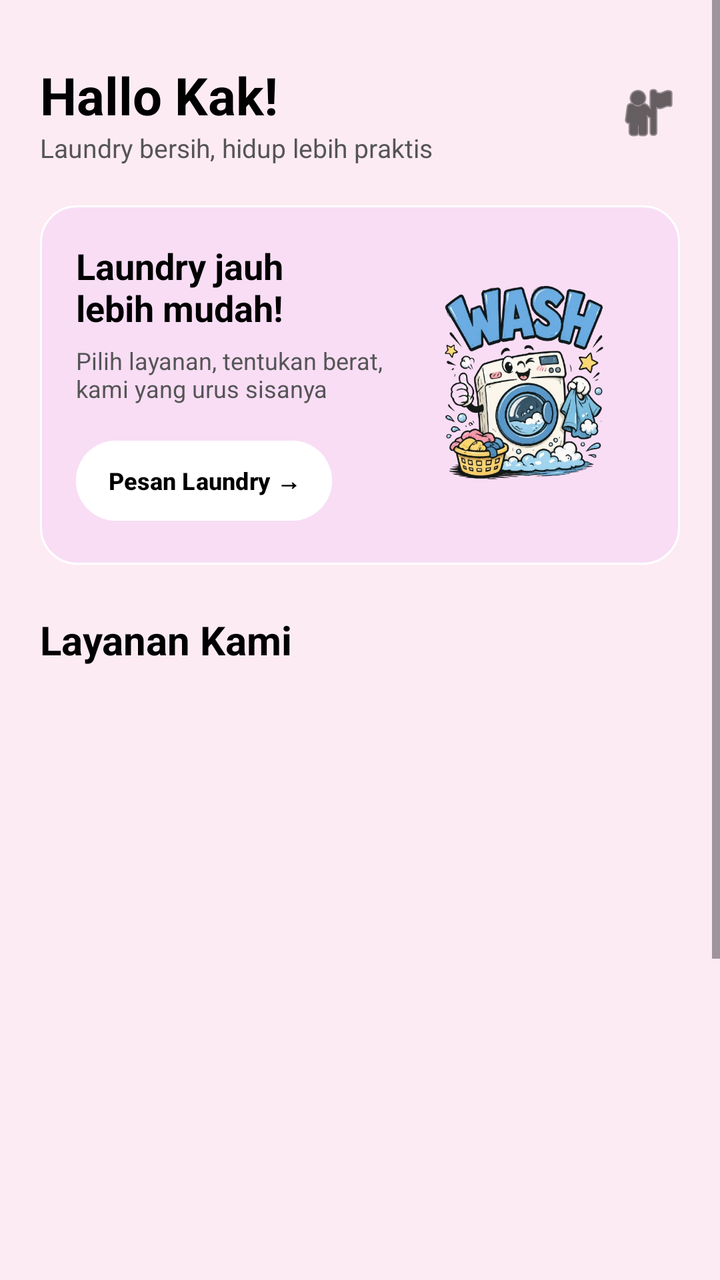
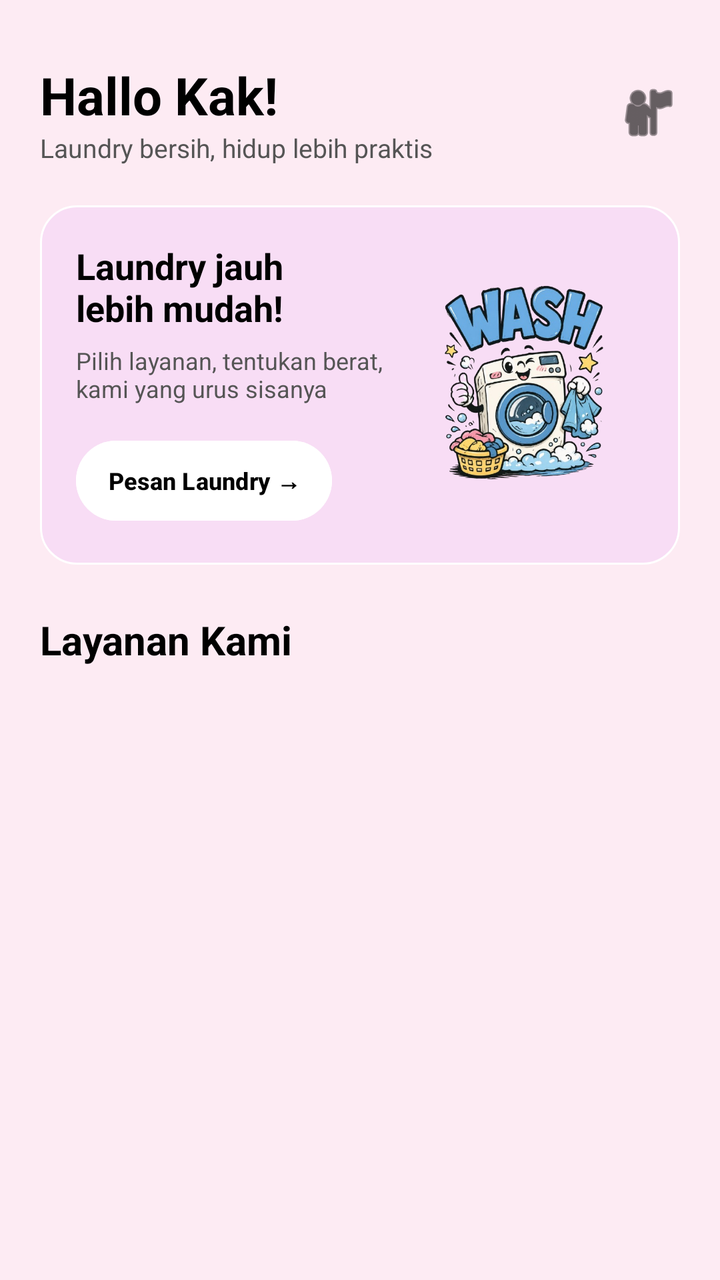

Screens rendered from an Android XML layout before and after an edit, with the pre-edit source and the edit as a unified diff.
<!-- AndroidManifest.xml: application theme Theme.Qla_Cimol -->
<!-- res/layout/fragment_home.xml -->
<?xml version="1.0" encoding="utf-8"?>
<RelativeLayout
    xmlns:android="http://schemas.android.com/apk/res/android"
    xmlns:app="http://schemas.android.com/apk/res-auto"
    android:layout_width="match_parent"
    android:layout_height="match_parent"
    android:background="#FDEBF3">

    <ScrollView
        android:layout_width="match_parent"
        android:layout_height="match_parent"
        android:fillViewport="true">

        <LinearLayout
            android:layout_width="match_parent"
            android:layout_height="wrap_content"
            android:orientation="vertical"
            android:padding="20dp">

            
            <RelativeLayout
                android:layout_width="match_parent"
                android:layout_height="wrap_content"
                android:layout_marginTop="10dp"
                android:layout_marginBottom="20dp">

                <LinearLayout
                    android:layout_width="wrap_content"
                    android:layout_height="wrap_content"
                    android:orientation="vertical"
                    android:layout_alignParentStart="true"
                    android:layout_centerVertical="true">

                    <TextView
                        android:layout_width="wrap_content"
                        android:layout_height="wrap_content"
                        android:text="Hallo Kak!"
                        android:textSize="26sp"
                        android:textStyle="bold"
                        android:textColor="#000000"/>

                    <TextView
                        android:layout_width="wrap_content"
                        android:layout_height="wrap_content"
                        android:text="Laundry bersih, hidup lebih praktis"
                        android:textSize="13sp"
                        android:textColor="#555555"/>
                </LinearLayout>

                <ImageView
                    android:layout_width="32dp"
                    android:layout_height="32dp"
                    android:src="@android:drawable/ic_menu_myplaces"
                    android:layout_alignParentEnd="true"
                    android:layout_centerVertical="true"
                    android:contentDescription="Profil Akun"
                    app:tint="#000000"/>
            </RelativeLayout>

            
            <LinearLayout
                android:layout_width="match_parent"
                android:layout_height="wrap_content"
                android:orientation="horizontal"
                android:background="@drawable/bg_card"
                android:padding="18dp"
                android:gravity="center_vertical"
                android:layout_marginBottom="24dp">

                <LinearLayout
                    android:layout_width="0dp"
                    android:layout_height="wrap_content"
                    android:layout_weight="1"
                    android:orientation="vertical">

                    <TextView
                        android:layout_width="wrap_content"
                        android:layout_height="wrap_content"
                        android:text="Laundry jauh&#10;lebih mudah!"
                        android:textSize="18sp"
                        android:textStyle="bold"
                        android:textColor="#000000"
                        android:layout_marginBottom="6dp"/>

                    <TextView
                        android:layout_width="wrap_content"
                        android:layout_height="wrap_content"
                        android:text="Pilih layanan, tentukan berat,&#10;kami yang urus sisanya"
                        android:textSize="12sp"
                        android:textColor="#555555"
                        android:layout_marginBottom="14dp"/>

                    <Button
                        android:id="@+id/btnBukaWeb"
                        android:layout_width="wrap_content"
                        android:layout_height="wrap_content"
                        android:backgroundTint="#FFFFFF"
                        android:text="Pesan Laundry →"
                        android:textColor="#000000"
                        android:textStyle="bold"
                        android:textSize="12sp"
                        android:paddingLeft="16dp"
                        android:paddingRight="16dp"/>
                </LinearLayout>

                <ImageView
                    android:layout_width="120dp"
                    android:layout_height="130dp"
                    android:contentDescription="Logo Laundry"
                    android:scaleType="centerInside"
                    android:src="@drawable/logo"/>
            </LinearLayout>

            
            <TextView
                android:layout_width="wrap_content"
                android:layout_height="wrap_content"
                android:text="Layanan Kami"
                android:textSize="20sp"
                android:textStyle="bold"
                android:textColor="#000000"
                android:layout_marginBottom="12dp"/>

            
            <GridView
                android:id="@+id/gridFitur"
                android:layout_width="match_parent"
                android:layout_height="430dp"
                android:numColumns="2"
                android:verticalSpacing="12dp"
                android:horizontalSpacing="12dp"
                android:stretchMode="columnWidth"
                android:gravity="center"
                android:padding="4dp"
                android:clipToPadding="false"
                android:scrollbars="none"/>


            <TextView
                android:layout_width="match_parent"
                android:layout_height="wrap_content"
                android:text="Informasi Laundry"
                android:textSize="20sp"
                android:textStyle="bold"
                android:textColor="#000000"
                android:layout_marginTop="20dp"
                android:layout_marginBottom="12dp"/>

            <androidx.recyclerview.widget.RecyclerView
                android:id="@+id/rvLaundryInfo"
                android:layout_width="match_parent"
                android:layout_height="wrap_content"
                android:nestedScrollingEnabled="false"
                android:overScrollMode="never"/>


        </LinearLayout>
    </ScrollView>
</RelativeLayout>
<!-- resources referenced by this layout -->
<resources>
  <!-- drawable bg_card (drawable) -->
  <?xml version="1.0" encoding="utf-8"?>
  <shape xmlns:android="http://schemas.android.com/apk/res/android">
  
      <solid android:color="@color/pink_card"/>
  
      <corners android:radius="18dp"/>
  
      <stroke
          android:width="1dp"
          android:color="@color/white"/>
  
  </shape>
  <!-- drawable logo: png bitmap (drawable, 353088 bytes) -->
  <style name="Theme.Qla_Cimol" parent="Base.Theme.Qla_Cimol" />
  <color name="pink_card">#F8DDF5</color>
  <color name="white">#FFFFFF</color>
  <style name="Base.Theme.Qla_Cimol" parent="Theme.Material3.DayNight.NoActionBar">
          
          
      </style>
</resources>

<!-- the commit's change to res/layout/fragment_home.xml (unified diff, before → after) -->
@@ -6,7 +6,7 @@
     android:layout_height="match_parent"
     android:background="#FDEBF3">
 
-    <ScrollView
+    <androidx.core.widget.NestedScrollView
         android:layout_width="match_parent"
         android:layout_height="match_parent"
         android:fillViewport="true">
@@ -135,7 +135,42 @@
                 android:clipToPadding="false"
                 android:scrollbars="none"/>
 
+            
+            <LinearLayout
+                android:layout_width="match_parent"
+                android:layout_height="wrap_content"
+                android:orientation="horizontal"
+                android:gravity="center_vertical"
+                android:layout_marginTop="20dp"
+                android:layout_marginBottom="12dp">
 
+                <TextView
+                    android:layout_width="0dp"
+                    android:layout_height="wrap_content"
+                    android:layout_weight="1"
+                    android:text="Paket Layanan Express"
+                    android:textSize="20sp"
+                    android:textStyle="bold"
+                    android:textColor="#000000"/>
+
+                <Button
+                    android:id="@+id/btnTambahService"
+                    android:layout_width="wrap_content"
+                    android:layout_height="wrap_content"
+                    android:text="+ Tambah"
+                    android:textSize="12sp"
+                    android:backgroundTint="#E91E63"
+                    android:textColor="#FFFFFF"/>
+            </LinearLayout>
+
+            <androidx.recyclerview.widget.RecyclerView
+                android:id="@+id/rvServices"
+                android:layout_width="match_parent"
+                android:layout_height="wrap_content"
+                android:nestedScrollingEnabled="false"
+                android:overScrollMode="never"/>
+
+            
             <TextView
                 android:layout_width="match_parent"
                 android:layout_height="wrap_content"
@@ -153,7 +188,6 @@
                 android:nestedScrollingEnabled="false"
                 android:overScrollMode="never"/>
 
-
         </LinearLayout>
-    </ScrollView>
+    </androidx.core.widget.NestedScrollView>
 </RelativeLayout>
